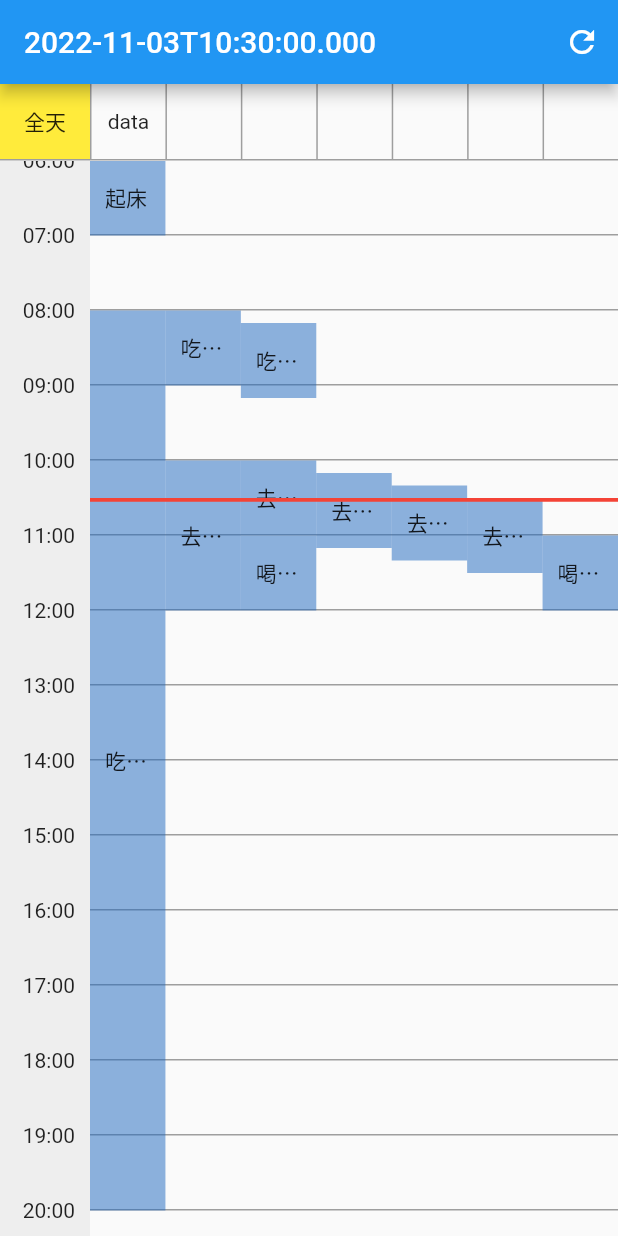
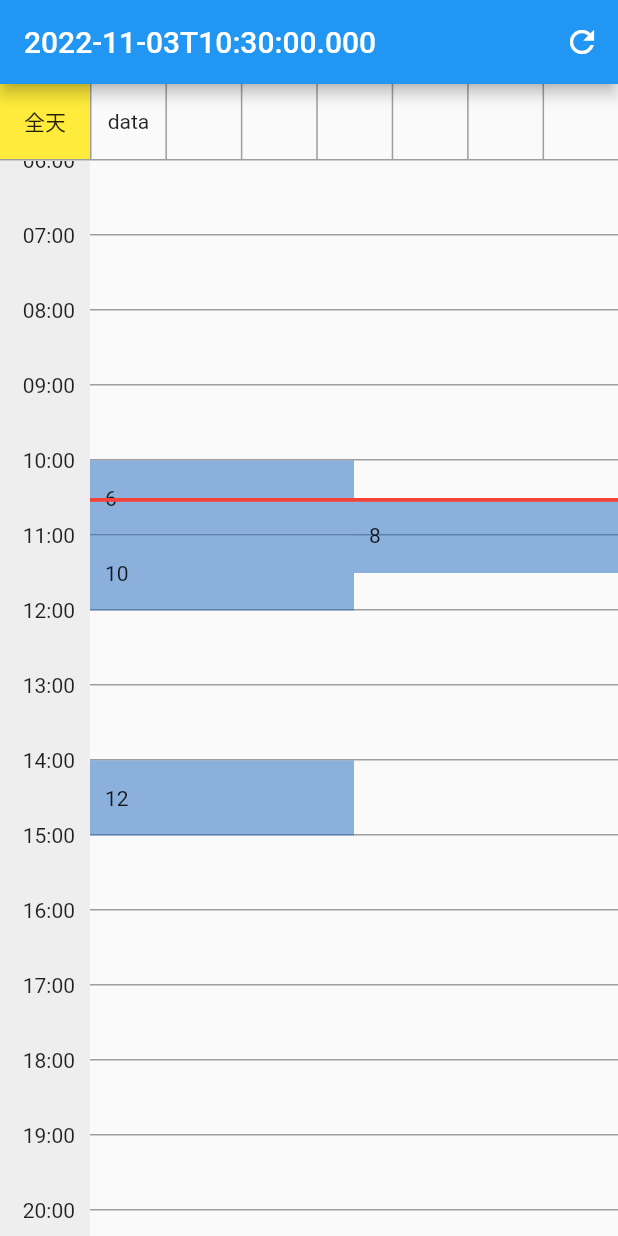
Before and after one commit to YangJ0720/flutter_app_shard, a Flutter app: the screen it shows after launch, on a phone screen of 412 x 824 dp. Run offline on Flutter 3.47's test engine with Material 2 defaults, Android fonts, the phone set to English and light mode, and no system bars.

Commit message:
优化数据显示逻辑

```diff
--- a/lib/home.dart
+++ b/lib/home.dart
@@ -38,28 +38,28 @@ class _HomeState extends State<Home> {
       _jumpTo();
       //
       ScaleAdapter adapter = ScaleAdapter(_itemHeight);
-      adapter.add(ScaleWrap('起床', DateTime(2022, 8, 30, 6), null));
-      //
-      adapter.add(ScaleWrap(
-        '吃早餐1',
-        DateTime(2022, 8, 30, 8),
-        DateTime(2022, 8, 30, 20),
-      ));
-      adapter.add(ScaleWrap('吃早餐2', DateTime(2022, 8, 30, 8), null));
-      adapter.add(ScaleWrap('吃早餐3', DateTime(2022, 8, 30, 8, 10), null));
-      //
-      adapter.add(ScaleWrap(
-        '去上班1',
-        DateTime(2022, 8, 30, 10),
-        DateTime(2022, 8, 30, 12),
-      ));
-      adapter.add(ScaleWrap('去上班2', DateTime(2022, 8, 30, 10), null));
-      adapter.add(ScaleWrap('去上班3', DateTime(2022, 8, 30, 10, 10), null));
-      adapter.add(ScaleWrap('去上班4', DateTime(2022, 8, 30, 10, 20), null));
-      adapter.add(ScaleWrap('去上班5', DateTime(2022, 8, 30, 10, 30), null));
-      //
-      adapter.add(ScaleWrap('喝咖啡1', DateTime(2022, 8, 30, 11), null));
-      adapter.add(ScaleWrap('喝咖啡2', DateTime(2022, 8, 30, 11), null));
+      // adapter.add(ScaleWrap('起床', DateTime(2022, 8, 30, 6), null));
+      // //
+      // adapter.add(ScaleWrap(
+      //   '吃早餐1',
+      //   DateTime(2022, 8, 30, 8),
+      //   DateTime(2022, 8, 30, 20),
+      // ));
+      // adapter.add(ScaleWrap('吃早餐2', DateTime(2022, 8, 30, 8), null));
+      // adapter.add(ScaleWrap('吃早餐3', DateTime(2022, 8, 30, 8, 10), null));
+      // //
+      // adapter.add(ScaleWrap(
+      //   '去上班1',
+      //   DateTime(2022, 8, 30, 10),
+      //   DateTime(2022, 8, 30, 12),
+      // ));
+      // adapter.add(ScaleWrap('去上班2', DateTime(2022, 8, 30, 10), null));
+      // adapter.add(ScaleWrap('去上班3', DateTime(2022, 8, 30, 10, 10), null));
+      // adapter.add(ScaleWrap('去上班4', DateTime(2022, 8, 30, 10, 20), null));
+      // adapter.add(ScaleWrap('去上班5', DateTime(2022, 8, 30, 10, 30), null));
+      // //
+      // adapter.add(ScaleWrap('喝咖啡1', DateTime(2022, 8, 30, 11), null));
+      // adapter.add(ScaleWrap('喝咖啡2', DateTime(2022, 8, 30, 11), null));
       // adapter.add(ScaleWrap('喝咖啡3', DateTime(2022, 8, 30, 11, 30), null));
       //
       // adapter.add(ScaleWrap('吃午餐1', DateTime(2022, 8, 30, 12), null));
@@ -78,11 +78,22 @@ class _HomeState extends State<Home> {
       // //
       // adapter.add(ScaleWrap('去打架', DateTime(2022, 8, 30, 18), null));
       //
-      adapter.add(ScaleWrap('去洗澡1', DateTime(2022, 8, 30, 22), null));
-      adapter.add(ScaleWrap('去洗澡2', DateTime(2022, 8, 30, 22, 10), null));
-      adapter.add(ScaleWrap('去洗澡3', DateTime(2022, 8, 30, 22, 20), null));
+      // adapter.add(ScaleWrap('去洗澡1', DateTime(2022, 8, 30, 22), null));
+      // adapter.add(ScaleWrap('去洗澡2', DateTime(2022, 8, 30, 22, 10), null));
+      // adapter.add(ScaleWrap('去洗澡3', DateTime(2022, 8, 30, 22, 20), null));
       //
-      adapter.add(ScaleWrap('去睡觉1', DateTime(2022, 8, 30, 23), null));
+      // adapter.add(ScaleWrap('去睡觉1', DateTime(2022, 8, 30, 23), null));
+      //
+      adapter.add(ScaleWrap('6', DateTime(2022, 8, 30, 10), DateTime(2022, 8, 30, 10)));
+      adapter.add(ScaleWrap('8', DateTime(2022, 8, 30, 10, 30), DateTime(2022, 8, 30, 10, 30)));
+      adapter.add(ScaleWrap('10', DateTime(2022, 8, 30, 11), null));
+      adapter.add(ScaleWrap('12', DateTime(2022, 8, 30, 14), null));
+      // adapter.add(ScaleWrap('6', DateTime(2022, 8, 30, 18), DateTime(2022, 8, 30, 19)));
+      // adapter.add(ScaleWrap('6', DateTime(2022, 8, 30, 18, 1), DateTime(2022, 8, 30, 20, 1)));
+      // adapter.add(ScaleWrap('6', DateTime(2022, 8, 30, 18, 2), DateTime(2022, 8, 30, 20, 2)));
+      // adapter.add(ScaleWrap('6', DateTime(2022, 8, 30, 18, 3), DateTime(2022, 8, 30, 20, 3)));
+      // adapter.add(ScaleWrap('6', DateTime(2022, 8, 30, 18, 10), DateTime(2022, 8, 30, 20, 10)));
+      // adapter.add(ScaleWrap('6', DateTime(2022, 8, 30, 18, 15), DateTime(2022, 8, 30, 20, 15)));
       _controller.add(adapter);
     });
   }
--- a/lib/scale/adapter/scale_adapter.dart
+++ b/lib/scale/adapter/scale_adapter.dart
@@ -1,4 +1,5 @@
 import 'dart:collection';
+import 'dart:math';
 
 import 'package:shard/scale/wrap/scale_wrap.dart';
 
@@ -113,7 +114,7 @@ class ScaleAdapter {
     var hour = sdt.hour;
     int hours = edt.difference(sdt).inHours;
     int max = 1;
-    for (int i = 0; i < hours; i++) {
+    for (int i = 0; i <= hours; i++) {
       var key = hour + i;
       List<ScaleWrap?>? value = _hashMap[key];
       if (value == null) continue;
@@ -125,7 +126,8 @@ class ScaleAdapter {
     return max;
   }
 
-  int max() {
+  int max(int hour) {
+    int prevMax = _hashMap[hour - 1]?.length ?? 1;
     int max = 1;
     var values = _hashMap.values;
     for (var element in values) {
--- a/lib/scale/view/scale_event_view.dart
+++ b/lib/scale/view/scale_event_view.dart
@@ -36,15 +36,14 @@ class ScaleEventView extends StatelessWidget {
 
   List<Widget> _createEvent(BuildContext context, double width) {
     List<Widget> list = [];
-    int max = adapter.max();
-    debugPrint('max = $max');
     adapter.toList().forEach((element) {
       var sdt = element.getSdt;
       var h = sdt.hour;
       var m = sdt.minute;
-      // var edt = element.getEdt;
-      // var len = adapter.checked(sdt, edt);
-      // debugPrint('element = $element -> len = $len');
+      var edt = element.getEdt;
+      var len = adapter.checked(sdt, edt);
+      int max = adapter.max(h);
+      debugPrint('element = $element -> len = $len, max = $max');
       var index = element.index;
       var random = Random();
       var r = random.nextInt(256);
@@ -60,7 +59,7 @@ class ScaleEventView extends StatelessWidget {
             color: Color.fromRGBO(r, g, b, opacity),
             padding: const EdgeInsets.only(left: 10),
             width: width / max,
-            height: itemHeight * element.differenceInHours(),
+            height: itemHeight * element.differenceInHoursToDouble(),
           ),
           onTap: () {
             var route = MaterialPageRoute(builder: (_) => Show(element.title));
@@ -97,10 +96,7 @@ class ScaleEventView extends StatelessWidget {
   @override
   Widget build(BuildContext context) {
     adapter.toMap().forEach((key, value) {
-      // debugPrint('key = $key');
-      // for (var element in value) {
-      //   debugPrint('element = $element');
-      // }
+      debugPrint('key = $key, value = $value');
     });
     var width = MediaQuery.of(context).size.width - itemWidth;
     return SizedBox(
--- a/lib/scale/wrap/scale_wrap.dart
+++ b/lib/scale/wrap/scale_wrap.dart
@@ -13,7 +13,27 @@ class ScaleWrap {
   int differenceInHours() {
     DateTime? e = edt;
     if (e == null) return 1;
-    return e.difference(sdt).inHours;
+    var hours = e.hour - sdt.hour;
+    if (hours <= 0) {
+      // if (e.minute > 0) {
+      //   hours = 2;
+      // } else {
+      //   hours = 1;
+      // }
+      //
+      hours = 1;
+    }
+    return hours;
+  }
+
+  double differenceInHoursToDouble() {
+    DateTime? e = edt;
+    if (e == null) return 1;
+    var hours = ((e.hour * 60 + e.minute) - (sdt.hour * 60 + sdt.minute)) / 60;
+    if (hours < 1) {
+      hours = 1;
+    }
+    return hours;
   }
 
   @override
```
